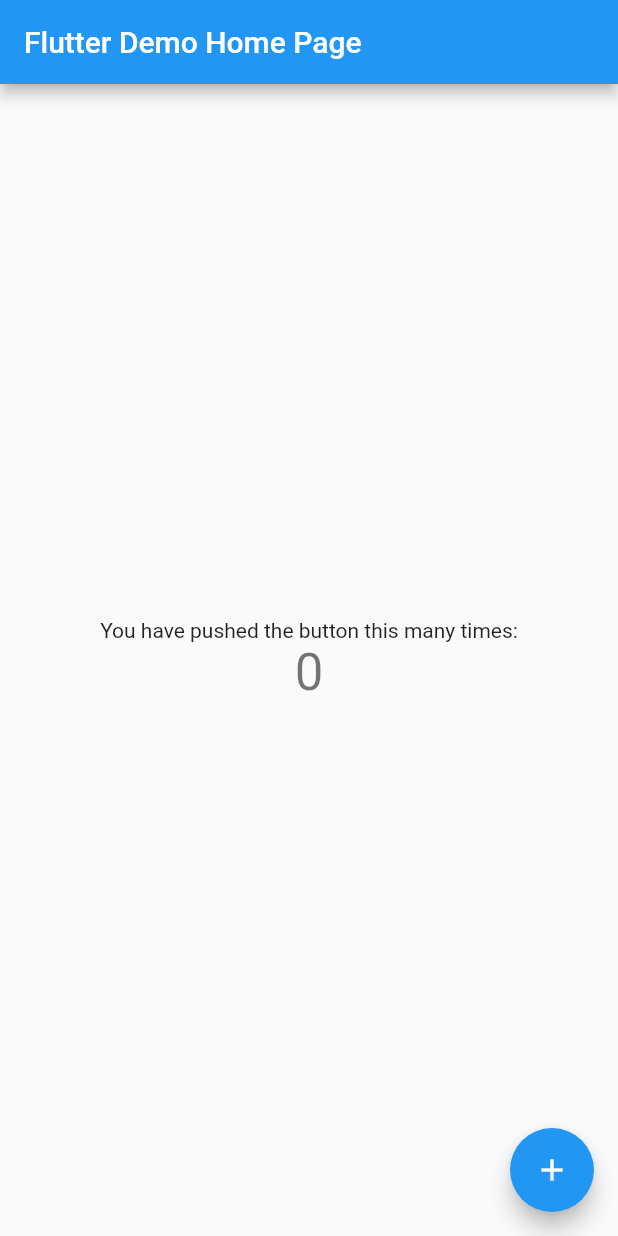
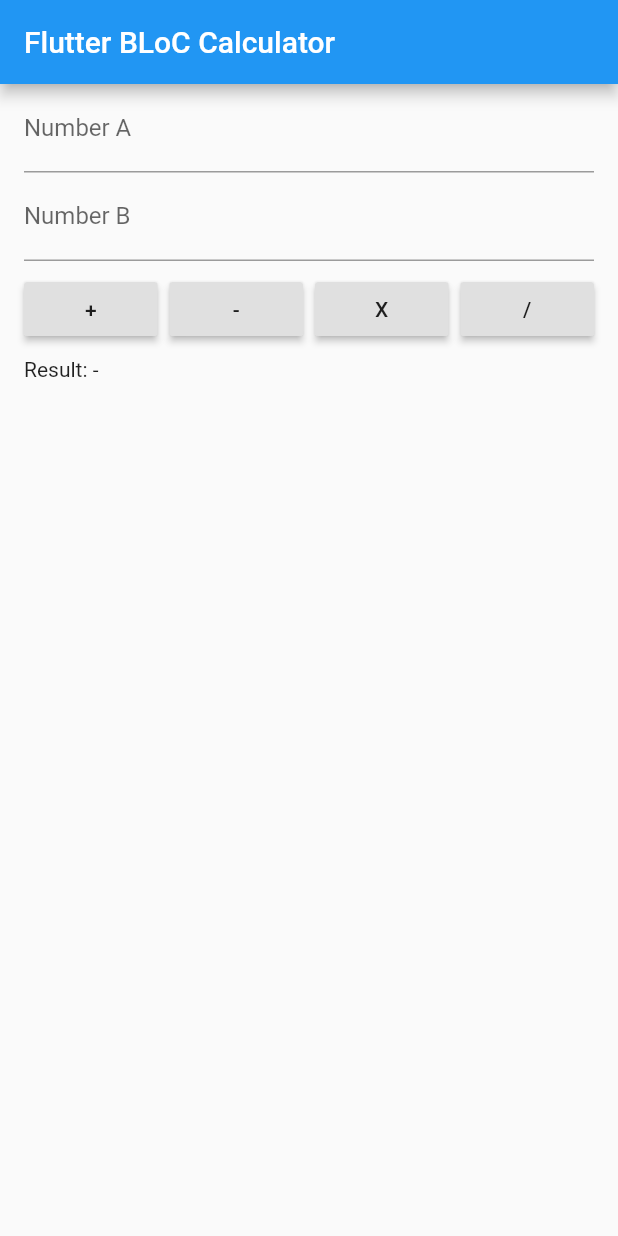
Before and after one commit to CoderJava/Flutter-BLoC-Calculator-App, a Flutter app: the screen it shows after launch, on a phone screen of 412 x 824 dp. Run offline on Flutter 3.47's test engine with Material 2 defaults, Android fonts, the phone set to English and light mode, and no system bars; our stand-ins replace bloc, flutter_bloc.

Commit message:
Implement BLoC

```diff
--- a/lib/main.dart
+++ b/lib/main.dart
@@ -1,111 +1,125 @@
 import 'package:flutter/material.dart';
+import 'package:flutter_bloc/flutter_bloc.dart';
+import 'package:flutter_bloc_calculator/calculator_bloc.dart';
 
-void main() => runApp(MyApp());
+void main() => runApp(App());
 
-class MyApp extends StatelessWidget {
-  // This widget is the root of your application.
+class App extends StatelessWidget {
   @override
   Widget build(BuildContext context) {
     return MaterialApp(
-      title: 'Flutter Demo',
-      theme: ThemeData(
-        // This is the theme of your application.
-        //
-        // Try running your application with "flutter run". You'll see the
-        // application has a blue toolbar. Then, without quitting the app, try
-        // changing the primarySwatch below to Colors.green and then invoke
-        // "hot reload" (press "r" in the console where you ran "flutter run",
-        // or simply save your changes to "hot reload" in a Flutter IDE).
-        // Notice that the counter didn't reset back to zero; the application
-        // is not restarted.
-        primarySwatch: Colors.blue,
-      ),
-      home: MyHomePage(title: 'Flutter Demo Home Page'),
+      home: HomeScreen(),
     );
   }
 }
 
-class MyHomePage extends StatefulWidget {
-  MyHomePage({Key key, this.title}) : super(key: key);
-
-  // This widget is the home page of your application. It is stateful, meaning
-  // that it has a State object (defined below) that contains fields that affect
-  // how it looks.
-
-  // This class is the configuration for the state. It holds the values (in this
-  // case the title) provided by the parent (in this case the App widget) and
-  // used by the build method of the State. Fields in a Widget subclass are
-  // always marked "final".
-
-  final String title;
-
-  @override
-  _MyHomePageState createState() => _MyHomePageState();
-}
-
-class _MyHomePageState extends State<MyHomePage> {
-  int _counter = 0;
-
-  void _incrementCounter() {
-    setState(() {
-      // This call to setState tells the Flutter framework that something has
-      // changed in this State, which causes it to rerun the build method below
-      // so that the display can reflect the updated values. If we changed
-      // _counter without calling setState(), then the build method would not be
-      // called again, and so nothing would appear to happen.
-      _counter++;
-    });
-  }
+class HomeScreen extends StatelessWidget {
+  final TextEditingController _controllerNumberA = TextEditingController();
+  final TextEditingController _controllerNumberB = TextEditingController();
+  final CalculatorBloc _calculatorBloc = CalculatorBloc();
 
   @override
   Widget build(BuildContext context) {
-    // This method is rerun every time setState is called, for instance as done
-    // by the _incrementCounter method above.
-    //
-    // The Flutter framework has been optimized to make rerunning build methods
-    // fast, so that you can just rebuild anything that needs updating rather
-    // than having to individually change instances of widgets.
     return Scaffold(
       appBar: AppBar(
-        // Here we take the value from the MyHomePage object that was created by
-        // the App.build method, and use it to set our appbar title.
-        title: Text(widget.title),
+        title: Text('Flutter BLoC Calculator'),
       ),
-      body: Center(
-        // Center is a layout widget. It takes a single child and positions it
-        // in the middle of the parent.
-        child: Column(
-          // Column is also a layout widget. It takes a list of children and
-          // arranges them vertically. By default, it sizes itself to fit its
-          // children horizontally, and tries to be as tall as its parent.
-          //
-          // Invoke "debug painting" (press "p" in the console, choose the
-          // "Toggle Debug Paint" action from the Flutter Inspector in Android
-          // Studio, or the "Toggle Debug Paint" command in Visual Studio Code)
-          // to see the wireframe for each widget.
-          //
-          // Column has various properties to control how it sizes itself and
-          // how it positions its children. Here we use mainAxisAlignment to
-          // center the children vertically; the main axis here is the vertical
-          // axis because Columns are vertical (the cross axis would be
-          // horizontal).
-          mainAxisAlignment: MainAxisAlignment.center,
-          children: <Widget>[
-            Text(
-              'You have pushed the button this many times:',
+      body: BlocProvider<CalculatorBloc>(
+        builder: (context) => _calculatorBloc,
+        child: BlocListener<CalculatorBloc, CalculatorState>(
+          listener: (context, state) {
+            if (state is CalculatorFailed) {
+              Scaffold.of(context).showSnackBar(SnackBar(
+                content: Text('${state.error}'),
+              ));
+            }
+          },
+          child: SafeArea(
+            child: Padding(
+              padding: const EdgeInsets.symmetric(horizontal: 16.0),
+              child: Column(
+                crossAxisAlignment: CrossAxisAlignment.start,
+                children: <Widget>[
+                  TextField(
+                    controller: _controllerNumberA,
+                    decoration: InputDecoration(
+                      labelText: 'Number A',
+                    ),
+                    keyboardType: TextInputType.number,
+                  ),
+                  TextField(
+                    controller: _controllerNumberB,
+                    decoration: InputDecoration(
+                      labelText: 'Number B',
+                    ),
+                    keyboardType: TextInputType.number,
+                  ),
+                  SizedBox(height: 8.0),
+                  Row(
+                    children: <Widget>[
+                      Expanded(
+                        child: RaisedButton(
+                          child: Text('+'),
+                          onPressed: () {
+                            calculate(Operation.plus);
+                          },
+                        ),
+                      ),
+                      SizedBox(width: 8.0),
+                      Expanded(
+                        child: RaisedButton(
+                          child: Text('-'),
+                          onPressed: () {
+                            calculate(Operation.minus);
+                          },
+                        ),
+                      ),
+                      SizedBox(width: 8.0),
+                      Expanded(
+                        child: RaisedButton(
+                          child: Text('X'),
+                          onPressed: () {
+                            calculate(Operation.multiple);
+                          },
+                        ),
+                      ),
+                      SizedBox(width: 8.0),
+                      Expanded(
+                        child: RaisedButton(
+                          child: Text('/'),
+                          onPressed: () {
+                            calculate(Operation.divide);
+                          },
+                        ),
+                      ),
+                    ],
+                  ),
+                  SizedBox(height: 8.0),
+                  BlocBuilder<CalculatorBloc, CalculatorState>(
+                    builder: (context, state) {
+                      if (state is CalculatorInitial) {
+                        return Text('Result: -');
+                      } else if (state is CalculatorSuccess) {
+                        return Text('Result: ${state.result}');
+                      } else if (state is CalculatorFailed) {
+                        return Text('Error: ${state.error}');
+                      } else {
+                        return Container();
+                      }
+                    },
+                  ),
+                ],
+              ),
             ),
-            Text(
-              '$_counter',
-              style: Theme.of(context).textTheme.display1,
-            ),
-          ],
+          ),
         ),
       ),
-      floatingActionButton: FloatingActionButton(
-        onPressed: _incrementCounter,
-        tooltip: 'Increment',
-        child: Icon(Icons.add),
-      ), // This trailing comma makes auto-formatting nicer for build methods.
     );
   }
+
+  void calculate(Operation operation) {
+    int numberA = int.parse(_controllerNumberA.text.toString());
+    int numberB = int.parse(_controllerNumberB.text.toString());
+    _calculatorBloc.add(CalculatorEvent(operation, numberA, numberB));
+  }
 }
```
